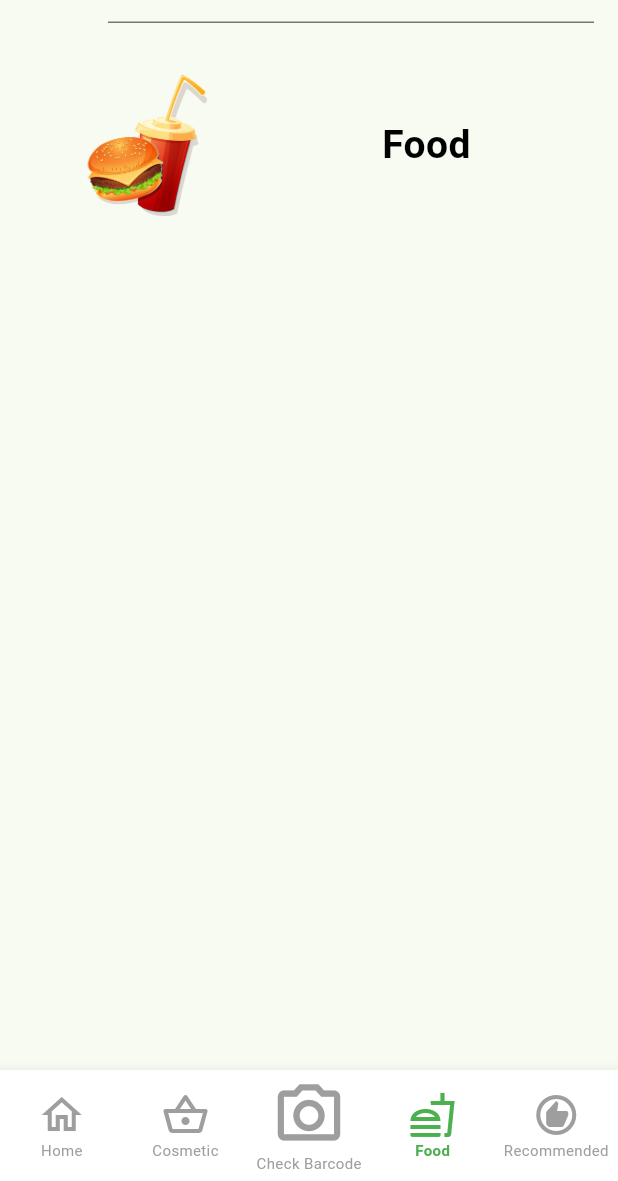
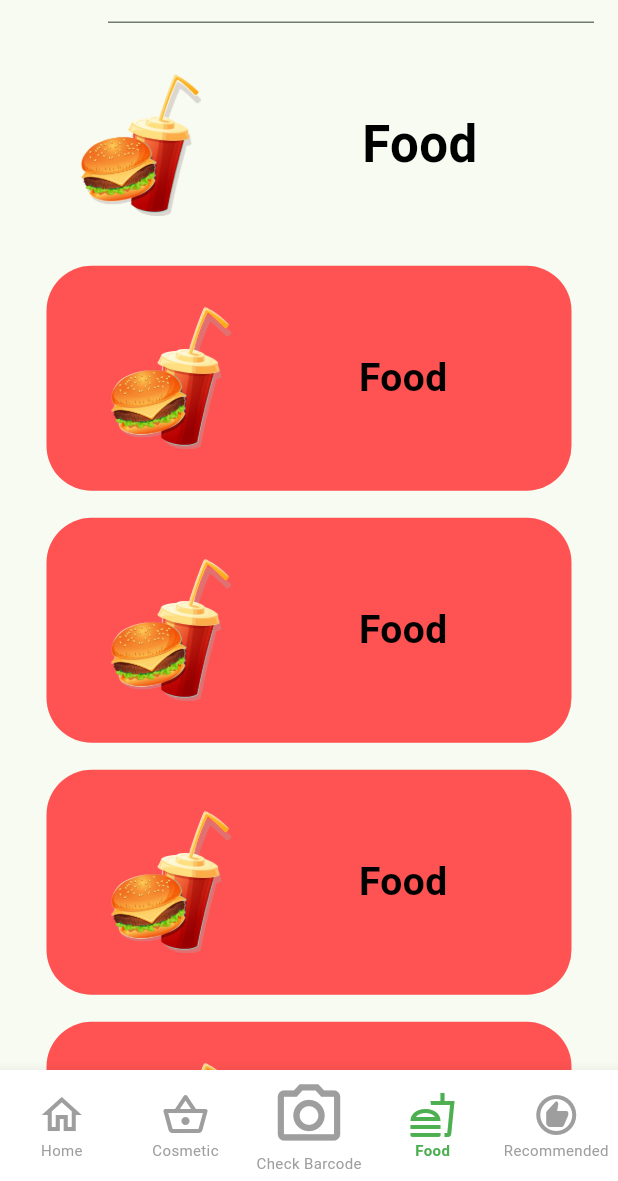
Before and after one commit to PureVista/pv_mobile_app, a Flutter app: the screen it shows after launch, after a tap on "Food", on a phone screen of 412 x 824 dp, the part 55-1236 px from its top. Run offline on Flutter 3.47's test engine with Material 3 defaults, Android fonts, the phone set to English and light mode, and no system bars.

Commit message:
product detail screen http request

```diff
--- a/lib/main.dart
+++ b/lib/main.dart
@@ -19,7 +19,10 @@ class PureVistaApp extends StatelessWidget {
       ),
       initialRoute: screens.MainTabScreen.route,
       routes: {
-        screens.MainTabScreen.route: (context) => const screens.MainTabScreen(selectedIndex: 0),
+        screens.MainTabScreen.route: (context) =>
+            const screens.MainTabScreen(selectedIndex: 0),
+        screens.ProductDetailScreen.route: (context) =>
+            const screens.ProductDetailScreen()
       },
     );
   }
--- /dev/null
+++ b/lib/models/info.dart
@@ -0,0 +1,8 @@
+class Info {
+  int count;
+  int pages;
+  String? next;
+  String? prev;
+
+  Info({required this.count, required this.pages, this.next, this.prev});
+}
--- /dev/null
+++ b/lib/models/models.dart
@@ -0,0 +1,2 @@
+export "./product_model.dart";
+export "./info.dart";
--- /dev/null
+++ b/lib/models/product_model.dart
@@ -0,0 +1,20 @@
+class Product {
+  int id;
+  String name;
+  String brand;
+  String description;
+  bool isHarmful;
+  int harmfulPercent;
+  String productType;
+  List<String>? barcodes;
+
+  Product(
+      {required this.id,
+      required this.name,
+      required this.brand,
+      required this.description,
+      required this.isHarmful,
+      required this.harmfulPercent,
+      required this.productType,
+      this.barcodes});
+}
--- a/lib/screens/food_screen.dart
+++ b/lib/screens/food_screen.dart
@@ -1,13 +1,76 @@
 import 'package:flutter/material.dart';
+import "dart:convert" as convert;
+import "package:http/http.dart" as http;
 import "../widgets/widgets.dart" as widgets;
+import "../screens/screens.dart" as screens;
+import "../models/models.dart" as models;
 
-class FoodScreen extends StatelessWidget {
-  const FoodScreen({super.key});
+class FoodScreen extends StatefulWidget {
+  FoodScreen({super.key});
+
+  @override
+  State<FoodScreen> createState() => _FoodScreenState();
+}
+
+class _FoodScreenState extends State<FoodScreen> {
+  List<models.Product> _products = [];
+  models.Info? _info;
+  String _errorMessage = "";
+  bool _fetching = false;
+
+  Future<void> getProducts() async {
+    try {
+      setState(() {
+        _fetching = true;
+      });
+      var url = Uri.http("localhost:3000", "/api/products");
+      var response = await http.get(url);
+      if (response.statusCode != 200) {
+        throw "Service not working!";
+      }
+      var jsonResponse = convert.jsonDecode(response.body);
+
+      models.Info responseInfo = models.Info(
+        count: jsonResponse["info"]["count"],
+        pages: jsonResponse["info"]["pages"],
+        prev: jsonResponse["info"]["prev"],
+        next: jsonResponse["info"]["next"],
+      );
+
+      List<models.Product> responseProducts = [];
+
+      for (var result in jsonResponse["results"] as List) {
+        models.Product resultProduct = models.Product(
+            id: result["_id"],
+            name: result["name"],
+            brand: result["brand"],
+            description: result["description"],
+            isHarmful: result["isHarmful"],
+            harmfulPercent: result["harmfulPercent"],
+            productType: result["productType"]);
+
+        responseProducts.add(resultProduct);
+      }
+
+      setState(() {
+        _info = responseInfo;
+        _products = responseProducts;
+      });
+    } catch (error) {
+      setState(() {
+        _errorMessage = error.toString();
+      });
+    } finally {
+      setState(() {
+        _fetching = false;
+      });
+    }
+  }
 
   @override
   Widget build(BuildContext context) {
-    return Container(
-      child: const Column(children: [
+    return const SingleChildScrollView(
+      child: Column(children: [
         widgets.HeadWithImage(
           text: "Food",
           url: "assets/food.png",
@@ -15,7 +78,47 @@ class FoodScreen extends StatelessWidget {
           rightMargin: 40,
           color: Colors.black,
           topPadding: 30,
-        )
+          fontSize: 34,
+        ),
+        SizedBox(
+          height: 15,
+        ),
+        Column(
+          children: [
+            widgets.Card(
+              toRoute: screens.ProductDetailScreen(),
+              text: "Food",
+              url: "assets/food.png",
+              imageWidth: 80,
+              rightMargin: 40,
+              color: Colors.black,
+            ),
+            widgets.Card(
+              toRoute: screens.ProductDetailScreen(),
+              text: "Food",
+              url: "assets/food.png",
+              imageWidth: 80,
+              rightMargin: 40,
+              color: Colors.black,
+            ),
+            widgets.Card(
+              toRoute: screens.ProductDetailScreen(),
+              text: "Food",
+              url: "assets/food.png",
+              imageWidth: 80,
+              rightMargin: 40,
+              color: Colors.black,
+            ),
+            widgets.Card(
+              toRoute: screens.ProductDetailScreen(),
+              text: "Food",
+              url: "assets/food.png",
+              imageWidth: 80,
+              rightMargin: 40,
+              color: Colors.black,
+            ),
+          ],
+        ),
       ]),
     );
   }
--- a/lib/screens/home_screen.dart
+++ b/lib/screens/home_screen.dart
@@ -16,9 +16,6 @@ class HomeScreen extends StatelessWidget {
             mainAxisAlignment: MainAxisAlignment.center,
             crossAxisAlignment: CrossAxisAlignment.center,
             children: [
-              const SizedBox(
-                height: 18,
-              ),
               const widgets.Card(
                 toRoute: screens.MainTabScreen(selectedIndex: 1),
                 text: "Cosmetic",
@@ -26,9 +23,6 @@ class HomeScreen extends StatelessWidget {
                 imageWidth: 120,
                 rightMargin: 40,
                 color: Colors.white,
-              ),
-              const SizedBox(
-                height: 18,
               ),
               const widgets.Card(
                 toRoute: screens.MainTabScreen(selectedIndex: 3),
--- a/lib/screens/main_tab_screen.dart
+++ b/lib/screens/main_tab_screen.dart
@@ -11,7 +11,7 @@ class MainTabScreen extends StatefulWidget {
 }
 
 class _MainTabScreenState extends State<MainTabScreen> {
-  final List<Widget> _screens = const [
+  final List<Widget> _screens = [
     screens.HomeScreen(),
     screens.CosmeticScreen(),
     screens.PhotoScreen(),
--- a/lib/screens/product_detail_screen.dart
+++ b/lib/screens/product_detail_screen.dart
@@ -1,7 +1,9 @@
 import 'package:flutter/material.dart';
 
 class ProductDetailScreen extends StatelessWidget {
-  const ProductDetailScreen({super.key});
+  static String route = "/product_detail";
+
+  const ProductDetailScreen({super.key, required});
 
   @override
   Widget build(BuildContext context) {
--- a/lib/widgets/card.dart
+++ b/lib/widgets/card.dart
@@ -27,6 +27,7 @@ class Card extends StatelessWidget {
               context, MaterialPageRoute(builder: (context) => toRoute));
         },
         child: Container(
+          margin: const EdgeInsets.only(top: 18),
           width: 350,
           height: 150,
           decoration: const BoxDecoration(
@@ -39,6 +40,7 @@ class Card extends StatelessWidget {
             rightMargin: rightMargin,
             color: color,
             topPadding: 0,
+            fontSize: 26,
           ),
         ),
       ),
--- a/lib/widgets/head_with_image.dart
+++ b/lib/widgets/head_with_image.dart
@@ -7,6 +7,7 @@ class HeadWithImage extends StatelessWidget {
   final double rightMargin;
   final Color color;
   final double topPadding;
+  final double fontSize;
 
   const HeadWithImage({
     super.key,
@@ -16,6 +17,7 @@ class HeadWithImage extends StatelessWidget {
     required this.rightMargin,
     required this.color,
     required this.topPadding,
+    required this.fontSize,
   });
 
   @override
@@ -31,7 +33,7 @@ class HeadWithImage extends StatelessWidget {
             child: Text(
               text,
               style: TextStyle(
-                  color: color, fontWeight: FontWeight.bold, fontSize: 26),
+                  color: color, fontWeight: FontWeight.bold, fontSize: fontSize),
             ),
           )
         ],
--- a/pubspec.yaml
+++ b/pubspec.yaml
@@ -35,6 +35,7 @@ dependencies:
   # The following adds the Cupertino Icons font to your application.
   # Use with the CupertinoIcons class for iOS style icons.
   cupertino_icons: ^1.0.2
+  http: ^1.1.2
 
 dev_dependencies:
   flutter_test:
```
Also changed, not shown: lib/screens/cosmetic_screen.dart (+3 -4 lines), pubspec.lock.
